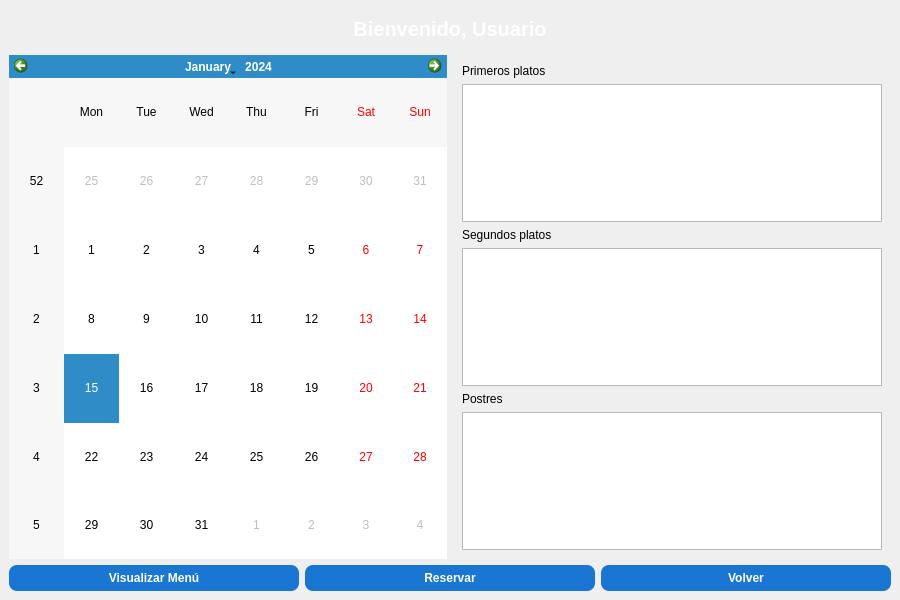
The window that src/vista/ui/MenuEstudiante.ui (jaimecarfe/menule) describes before a commit, drawn with Qt 5.
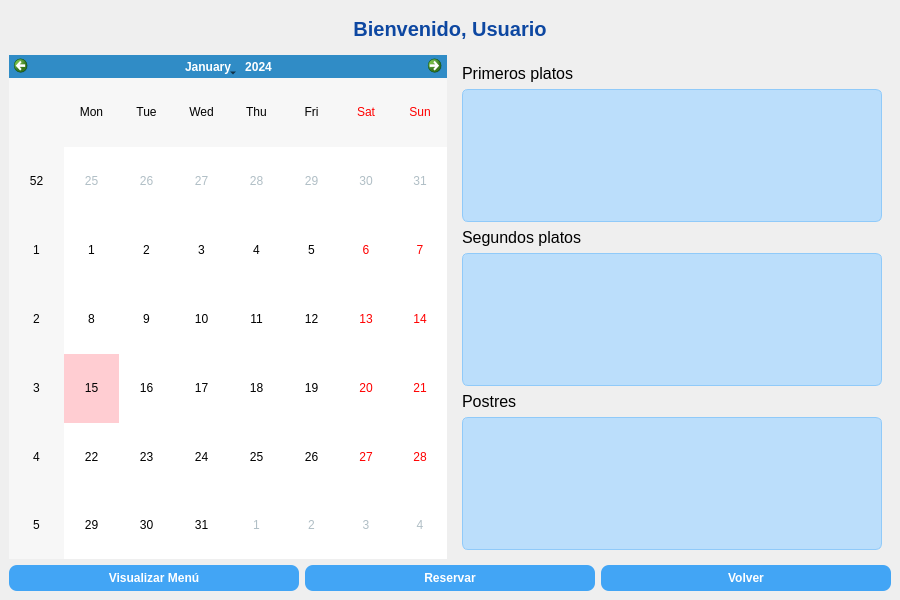
The same window after the commit.

Patch:
```diff
--- a/src/vista/ui/MenuEstudiante.ui
+++ b/src/vista/ui/MenuEstudiante.ui
@@ -13,28 +13,51 @@
   <property name="styleSheet">
    <string>
 QMainWindow {
-        background-color: qlineargradient(x1:0, y1:0, x2:1, y2:1,
-                                                                            stop:0 #1565c0, stop:1 #90caf9);
+    background-color: qlineargradient(x1:0, y1:0, x2:1, y2:1,
+                                      stop:0 #e3f2fd, stop:1 #bbdefb);
 }
 QLabel#labelUsuario {
-        font-size: 20px;
-        color: white;
-        font-weight: bold;
-        padding: 8px;
+    font-size: 20px;
+    color: #0d47a1;
+    font-weight: bold;
+    padding: 8px;
 }
 QCalendarWidget {
-        background-color: white;
-        border-radius: 8px;
+    background-color: white;
+    border-radius: 8px;
+    selection-background-color: #ffebee;
+    weekday-background-color: #eeeeee;
+    gridline-color: #cfd8dc;
+}
+QCalendarWidget QAbstractItemView:enabled {
+    color: #000;
+    background-color: white;
+    selection-background-color: #ffcdd2;
+    selection-color: #000;
+}
+QCalendarWidget QAbstractItemView:disabled {
+    color: #b0bec5;
 }
 QPushButton {
-        background-color: #1976d2;
-        color: white;
-        font-weight: bold;
-        border-radius: 8px;
-        padding: 6px;
+    background-color: #42a5f5;
+    color: white;
+    font-weight: bold;
+    border-radius: 8px;
+    padding: 6px;
 }
 QPushButton:disabled {
-        background-color: #90a4ae;
+    background-color: #cfd8dc;
+}
+QListWidget {
+    background-color: #bbdefb;
+    color: black;
+    font-size: 16px;
+    border: 1px solid #90caf9;
+    border-radius: 6px;
+}
+QLabel {
+    color: black;
+    font-size: 16px;
 }
    </string>
   </property>
```
